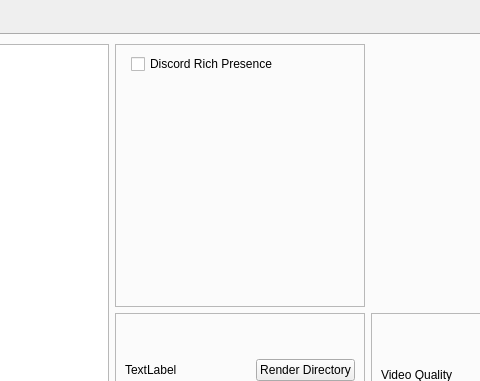
Old version of the form mainwindow.ui in the repository TNTwise/REAL-Video-Enhancer; both pictures show x 428 to 908 and y 0 to 381 of the 1194 by 618 pixel window.
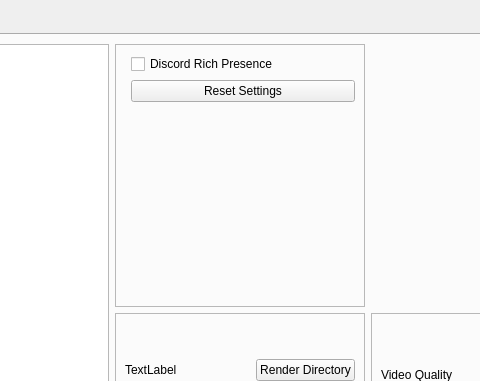
New version of the form. The open tabs and pages were chosen to show the change. Icons and pictures are not drawn.

Commit message: add reset settings

The edit to the form file:
```diff
--- a/mainwindow.ui
+++ b/mainwindow.ui
@@ -562,7 +562,7 @@
                  </property>
                 </widget>
                </item>
-               <item row="1" column="1">
+               <item row="2" column="1">
                 <spacer name="horizontalSpacer_2">
                  <property name="orientation">
                   <enum>Qt::Horizontal</enum>
@@ -575,6 +575,13 @@
                  </property>
                 </spacer>
                </item>
+               <item row="1" column="1">
+                <widget class="QPushButton" name="resetSettingsButton">
+                 <property name="text">
+                  <string>Reset Settings</string>
+                 </property>
+                </widget>
+               </item>
               </layout>
              </widget>
             </item>
```
The commit also changes 7 other files.
